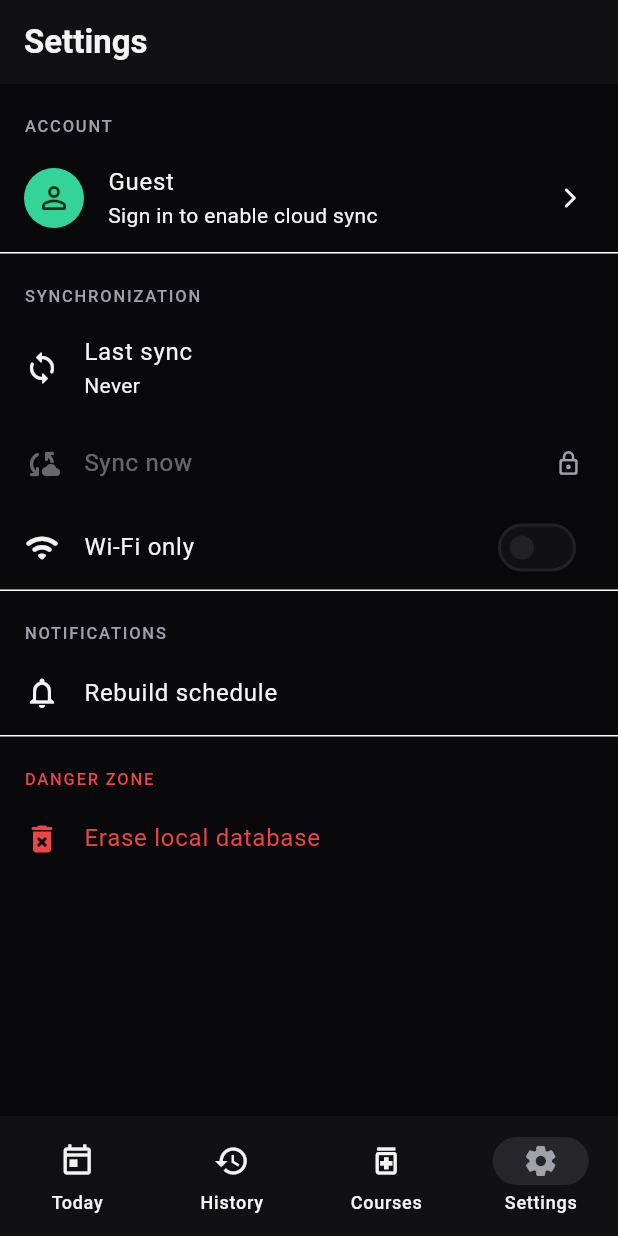
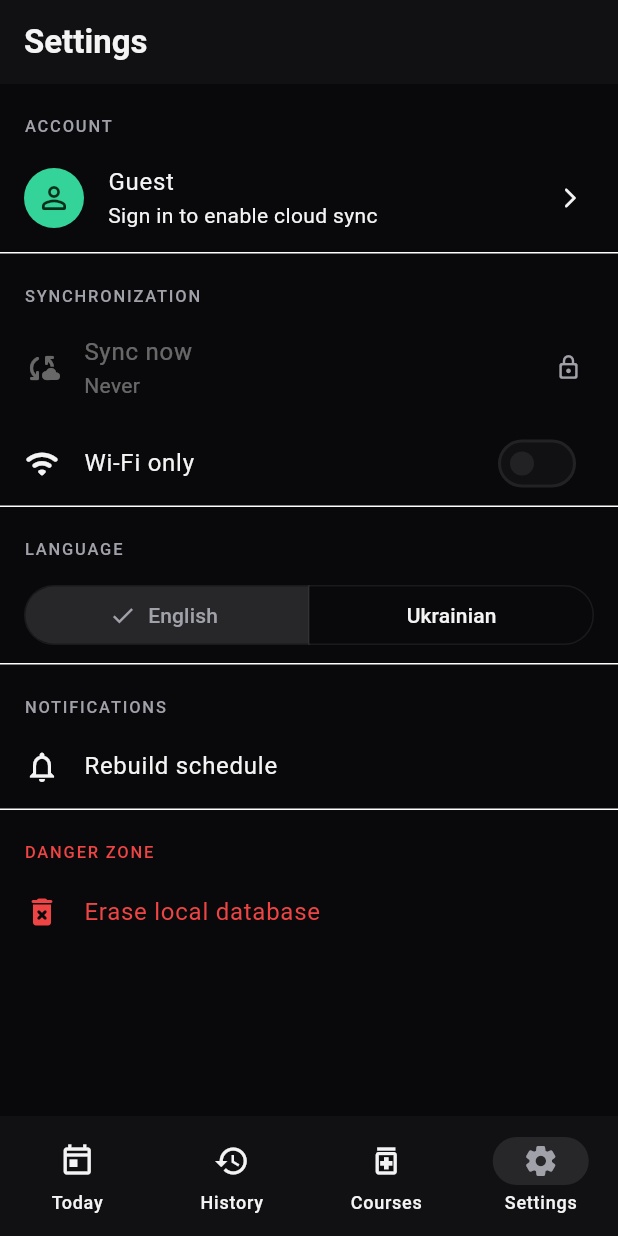
Before and after one commit to LUMA002/VitaLog-frontend, a Flutter app: the screen it shows after launch, item 4 of the bottom bar chosen, on a phone screen of 412 x 824 dp. Run offline on Flutter 3.47's test engine with Material 3 defaults, Android fonts, the phone set to English and light mode, and no system bars; our stand-ins replace connectivity_plus, dio, drift, flutter_riverpod, flutter_secure_storage, freezed_annotation and 6 more; missing offline and left inert: slang, sqlite3, talker_dio_logger; accounts and stored records are empty; generated files the repository leaves out were written again.

Commit message:
feat(settings,sync): implement app preferences, auto-sync lifecycle, and connectivity checks
- Settings: Integrate `shared_preferences` to persist the `wifiOnlySync` user preference. Add a dynamic language toggle (EN/UA) using `slang`.
- Sync: Introduce `AppLifecycleSync` widget to automatically trigger data synchronization when the app resumes.
- Network: Add `SyncConnectivity` to verify actual internet access and enforce the Wi-Fi only restriction before executing sync cycles.
- Fix (Auth): Resolve `Future already completed` exception in `AuthInterceptor` by safely completing the refresh Mutex and wrapping retry logic in try/catch blocks.
- UI: Enhance Settings screen with dynamic sync loading states and properly route the local database wipe option on logout.

```diff
--- a/assets/i18n/en.i18n.json
+++ b/assets/i18n/en.i18n.json
@@ -56,6 +56,11 @@
       "syncNow": "Sync now",
       "wifiOnly": "Wi-Fi only",
       "never": "Never"
+    },
+    "language": {
+      "title": "Language",
+      "en": "English",
+      "ua": "Ukrainian"
     },
     "notifications": {
       "title": "Notifications",
--- a/assets/i18n/ua.i18n.json
+++ b/assets/i18n/ua.i18n.json
@@ -56,6 +56,11 @@
       "syncNow": "Синхронізувати зараз",
       "wifiOnly": "Тільки Wi-Fi",
       "never": "Ніколи"
+    },
+    "language": {
+      "title": "Мова",
+      "en": "Англійська",
+      "ua": "Українська"
     },
     "notifications": {
       "title": "Сповіщення",
--- a/lib/app/app.dart
+++ b/lib/app/app.dart
@@ -4,6 +4,7 @@ import 'package:flutter_riverpod/flutter_riverpod.dart';
 import '../i18n/strings.g.dart';
 import 'router/app_router.dart';
 import 'theme/app_theme.dart';
+import 'widgets/app_lifecycle_sync.dart';
 
 class App extends ConsumerWidget {
   const App({super.key});
@@ -11,8 +12,9 @@ class App extends ConsumerWidget {
   @override
   Widget build(BuildContext context, WidgetRef ref) {
     final router = ref.watch(appRouterProvider);
-    return TranslationProvider(
-      child: MaterialApp.router(
+    return AppLifecycleSync(
+      child: TranslationProvider(
+        child: MaterialApp.router(
         title: 'VitaLog',
         theme: AppTheme.dark,
         routerConfig: router,
@@ -23,6 +25,7 @@ class App extends ConsumerWidget {
           GlobalCupertinoLocalizations.delegate,
         ],
         debugShowCheckedModeBanner: false,
+        ),
       ),
     );
   }
--- /dev/null
+++ b/lib/app/widgets/app_lifecycle_sync.dart
@@ -0,0 +1,42 @@
+import 'package:flutter/material.dart';
+import 'package:flutter_riverpod/flutter_riverpod.dart';
+
+import '../../features/auth/application/auth_controller.dart';
+import '../../features/sync/application/sync_service.dart';
+
+class AppLifecycleSync extends ConsumerStatefulWidget {
+  const AppLifecycleSync({required this.child, super.key});
+
+  final Widget child;
+
+  @override
+  ConsumerState<AppLifecycleSync> createState() => _AppLifecycleSyncState();
+}
+
+class _AppLifecycleSyncState extends ConsumerState<AppLifecycleSync>
+    with WidgetsBindingObserver {
+  @override
+  void initState() {
+    super.initState();
+    WidgetsBinding.instance.addObserver(this);
+  }
+
+  @override
+  void dispose() {
+    WidgetsBinding.instance.removeObserver(this);
+    super.dispose();
+  }
+
+  @override
+  void didChangeAppLifecycleState(AppLifecycleState state) {
+    if (state != AppLifecycleState.resumed) return;
+
+    final auth = ref.read(authControllerProvider).value;
+    if (auth is! Authenticated) return;
+
+    ref.read(syncServiceProvider.notifier).runOnce();
+  }
+
+  @override
+  Widget build(BuildContext context) => widget.child;
+}
--- a/lib/features/settings/presentation/settings_screen.dart
+++ b/lib/features/settings/presentation/settings_screen.dart
@@ -9,6 +9,7 @@ import '../../../app/router/routes.dart';
 import '../../../app/theme/app_theme.dart';
 import '../../../i18n/strings.g.dart';
 import '../../auth/application/auth_controller.dart';
+import '../../sync/application/sync_service.dart';
 import '../application/settings_controller.dart';
 
 class SettingsScreen extends ConsumerWidget {
@@ -20,7 +21,10 @@ class SettingsScreen extends ConsumerWidget {
     final authAsync = ref.watch(authControllerProvider);
     final authState = authAsync.value;
     final lastSyncAsync = ref.watch(lastSyncAtStreamProvider);
-    final wifiOnly = ref.watch(wifiOnlyProvider);
+    final settingsAsync = ref.watch(settingsProvider);
+    final syncAsync = ref.watch(syncServiceProvider);
+    final isSyncing = syncAsync.isLoading;
+    final currentLocale = LocaleSettings.currentLocale;
 
     return Scaffold(
       appBar: AppBar(title: Text(t.settings.title)),
@@ -32,8 +36,7 @@ class SettingsScreen extends ConsumerWidget {
           switch (authState) {
             Authenticated(:final email) => _AccountTile(
               email: email,
-                onLogout: () =>
-                    _showLogoutDialog(context, ref),
+              onLogout: () => _showLogoutDialog(context, ref),
             ),
             _ => _GuestTile(
               label: t.settings.account.guest,
@@ -46,43 +49,63 @@ class SettingsScreen extends ConsumerWidget {
           // ── Sync ─────────────────────────────────────────────────────────
           _SectionHeader(title: t.settings.sync.title),
           ListTile(
-            leading: const Icon(Icons.sync_rounded),
-            title: Text(t.settings.sync.lastSync),
+            leading: const Icon(Icons.cloud_sync_rounded),
+            title: Text(t.settings.sync.syncNow),
             subtitle: Text(
               lastSyncAsync.when(
                 data: (at) => at != null
-                    ? DateFormat.yMd()
-                        .add_jm()
-                        .format(at.toLocal())
+                    ? DateFormat.yMd().add_jm().format(at.toLocal())
                     : t.settings.sync.never,
                 loading: () => '…',
                 error: (_, _) => t.settings.sync.never,
               ),
             ),
+            enabled: authState is Authenticated && !isSyncing,
+            onTap: authState is Authenticated
+                ? () => ref.read(syncServiceProvider.notifier).runOnce()
+                : null,
+            trailing: _SyncTrailing(
+              isSyncing: isSyncing,
+              isGuest: authState is! Authenticated,
             ),
-          ListTile(
-            leading: const Icon(Icons.cloud_sync_rounded),
-            title: Text(t.settings.sync.syncNow),
-            enabled: authState is Authenticated,
-            onTap: authState is Authenticated
-                ? () => _stubAction(context, 'Sync — Phase 5')
-                : null,
-            trailing: authState is! Authenticated
-                ? Icon(
-                    Icons.lock_outline_rounded,
-                    size: 18,
-                    color: Theme.of(context)
-                        .extension<SemanticColors>()!
-                        .pendingText,
-                  )
-                : null,
           ),
-          SwitchListTile(
+          settingsAsync.when(
+            data: (settings) => SwitchListTile(
               secondary: const Icon(Icons.wifi_rounded),
               title: Text(t.settings.sync.wifiOnly),
-            value: wifiOnly,
+              value: settings.wifiOnlySync,
               onChanged: (v) =>
-                ref.read(wifiOnlyProvider.notifier).set(v),
+                  ref.read(settingsProvider.notifier).setWifiOnlySync(v),
+            ),
+            loading: () => SwitchListTile(
+              secondary: const Icon(Icons.wifi_rounded),
+              title: Text(t.settings.sync.wifiOnly),
+              value: false,
+              onChanged: null,
+            ),
+            error: (_, _) => const SizedBox.shrink(),
+          ),
+          const Divider(height: 1),
+
+          _SectionHeader(title: t.settings.language.title),
+          Padding(
+            padding: const EdgeInsets.symmetric(horizontal: 16, vertical: 8),
+            child: SegmentedButton<AppLocale>(
+              segments: [
+                ButtonSegment(
+                  value: AppLocale.en,
+                  label: Text(t.settings.language.en),
+                ),
+                ButtonSegment(
+                  value: AppLocale.ua,
+                  label: Text(t.settings.language.ua),
+                ),
+              ],
+              selected: {currentLocale},
+              onSelectionChanged: (selected) {
+                LocaleSettings.setLocale(selected.first);
+              },
+            ),
           ),
           const Divider(height: 1),
 
@@ -108,23 +131,18 @@ class SettingsScreen extends ConsumerWidget {
           ],
 
           // ── Danger Zone ───────────────────────────────────────────────────
-          _SectionHeader(
-            title: t.settings.danger.title,
-            isDestructive: true,
-          ),
+          _SectionHeader(title: t.settings.danger.title, isDestructive: true),
           ListTile(
             leading: Icon(
               Icons.delete_forever_rounded,
-              color: Theme.of(context)
-                  .extension<SemanticColors>()!
-                  .destructive,
+              color: Theme.of(context).extension<SemanticColors>()!.destructive,
             ),
             title: Text(
               t.settings.danger.eraseDb,
               style: TextStyle(
-                color: Theme.of(context)
-                    .extension<SemanticColors>()!
-                    .destructive,
+                color: Theme.of(
+                  context,
+                ).extension<SemanticColors>()!.destructive,
               ),
             ),
             onTap: () => _showEraseDbDialog(context, ref),
@@ -135,13 +153,12 @@ class SettingsScreen extends ConsumerWidget {
   }
 
   void _stubAction(BuildContext context, String label) {
-    ScaffoldMessenger.of(context).showSnackBar(
-      SnackBar(content: Text('$label: coming soon.')),
-    );
+    ScaffoldMessenger.of(
+      context,
+    ).showSnackBar(SnackBar(content: Text('$label: coming soon.')));
   }
 
-  Future<void> _showLogoutDialog(
-      BuildContext context, WidgetRef ref) async {
+  Future<void> _showLogoutDialog(BuildContext context, WidgetRef ref) async {
     final t = Translations.of(context);
     final choice = await showDialog<bool>(
       context: context,
@@ -165,14 +182,13 @@ class SettingsScreen extends ConsumerWidget {
       ),
     );
     if (choice != null) {
-      await ref.read(authControllerProvider.notifier).logout(
-            eraseData: !choice,
-          );
+      await ref
+          .read(authControllerProvider.notifier)
+          .logout(eraseData: !choice);
     }
   }
 
-  Future<void> _showEraseDbDialog(
-      BuildContext context, WidgetRef ref) async {
+  Future<void> _showEraseDbDialog(BuildContext context, WidgetRef ref) async {
     final t = Translations.of(context);
     final confirmed = await showDialog<bool>(
       context: context,
@@ -189,9 +205,9 @@ class SettingsScreen extends ConsumerWidget {
           ),
           FilledButton(
             style: FilledButton.styleFrom(
-              backgroundColor: Theme.of(context)
-                  .extension<SemanticColors>()!
-                  .destructive,
+              backgroundColor: Theme.of(
+                context,
+              ).extension<SemanticColors>()!.destructive,
             ),
             onPressed: () => Navigator.of(ctx).pop(true),
             child: Text(t.common.delete),
@@ -209,13 +225,34 @@ class SettingsScreen extends ConsumerWidget {
   }
 }
 
-// ── Shared section header ─────────────────────────────────────────────────────
+class _SyncTrailing extends StatelessWidget {
+  const _SyncTrailing({required this.isSyncing, required this.isGuest});
+
+  final bool isSyncing;
+  final bool isGuest;
+
+  @override
+  Widget build(BuildContext context) {
+    if (isSyncing) {
+      return const SizedBox(
+        width: 24,
+        height: 24,
+        child: CircularProgressIndicator(strokeWidth: 2),
+      );
+    }
+    if (isGuest) {
+      return Icon(
+        Icons.lock_outline_rounded,
+        size: 18,
+        color: Theme.of(context).extension<SemanticColors>()!.pendingText,
+      );
+    }
+    return const SizedBox.shrink();
+  }
+}
 
 class _SectionHeader extends StatelessWidget {
-  const _SectionHeader({
-    required this.title,
-    this.isDestructive = false,
-  });
+  const _SectionHeader({required this.title, this.isDestructive = false});
 
   final String title;
   final bool isDestructive;
@@ -228,9 +265,7 @@ class _SectionHeader extends StatelessWidget {
       child: Text(
         title.toUpperCase(),
         style: Theme.of(context).textTheme.labelSmall?.copyWith(
-              color: isDestructive
-                  ? colors.destructive
-                  : colors.pendingText,
+          color: isDestructive ? colors.destructive : colors.pendingText,
           letterSpacing: 1.2,
         ),
       ),
@@ -241,10 +276,7 @@ class _SectionHeader extends StatelessWidget {
 // ── Account tiles ─────────────────────────────────────────────────────────────
 
 class _AccountTile extends StatelessWidget {
-  const _AccountTile({
-    required this.email,
-    required this.onLogout,
-  });
+  const _AccountTile({required this.email, required this.onLogout});
 
   final String email;
   final VoidCallback onLogout;
@@ -278,9 +310,7 @@ class _GuestTile extends StatelessWidget {
   @override
   Widget build(BuildContext context) {
     return ListTile(
-      leading: const CircleAvatar(
-        child: Icon(Icons.person_outline_rounded),
-      ),
+      leading: const CircleAvatar(child: Icon(Icons.person_outline_rounded)),
       title: Text(label),
       subtitle: Text(cta),
       trailing: const Icon(Icons.arrow_forward_ios_rounded, size: 16),
--- a/pubspec.yaml
+++ b/pubspec.yaml
@@ -42,6 +42,9 @@ dependencies:
   internet_connection_checker_plus: ^3.0.0 # Real internet reachability
 
 
+  # --- Preferences ---
+  shared_preferences: ^2.5.3 # App settings (Wi-Fi only sync, etc.)
+
   # --- Security and Logging ---
   flutter_secure_storage: ^10.2.0 # Encrypted JWT storage
   talker_flutter: ^5.1.17 # In-app log viewer (Settings -> Dev)
```
Also changed, not shown: lib/core/network/sync_connectivity.dart (added, +42 -0 lines), lib/data/remote/auth_interceptor.dart (+27 -15 lines), lib/data/repositories/settings_repository.dart (added, +17 -0 lines), lib/features/settings/application/settings_controller.dart (+22 -7 lines), lib/features/settings/domain/app_settings.dart (added, +9 -0 lines), lib/features/sync/application/sync_service.dart (+10 -1 lines), lib/core/network/sync_connectivity.g.dart (added), lib/data/remote/auth_service.g.dart, lib/data/remote/dio_client.g.dart, lib/features/auth/application/auth_controller.g.dart, lib/features/settings/application/settings_controller.g.dart, lib/features/sync/application/sync_service.g.dart, lib/i18n/strings.g.dart, lib/i18n/strings_en.g.dart, 2 more files, 1 other file. Lines whose indentation alone changed are shown as unchanged.
